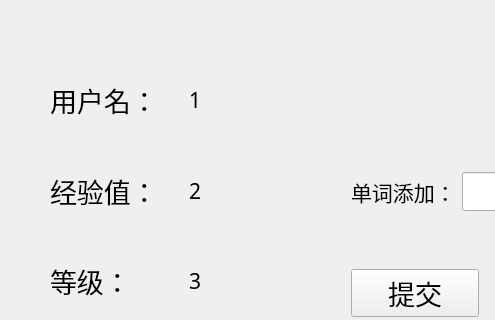
This is WordMatchGameV1.0/addwordpage.ui in ProgrameThinking/WordMatchGame as Qt 5 draws it before an edit; both pictures show x 0 to 495 and y 0 to 320 of the 720 by 480 pixel window. The edited form follows.
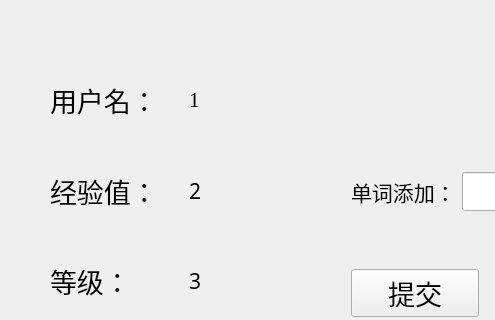
This is the edited form.

The edit to the form file:
```diff
--- a/WordMatchGameV1.0/addwordpage.ui
+++ b/WordMatchGameV1.0/addwordpage.ui
@@ -42,7 +42,7 @@
        <widget class="QLabel" name="username">
         <property name="font">
          <font>
-          <family>华文行楷</family>
+          <family>Times New Roman</family>
           <pointsize>16</pointsize>
          </font>
         </property>
```
